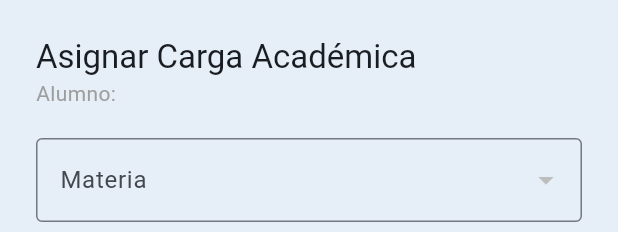
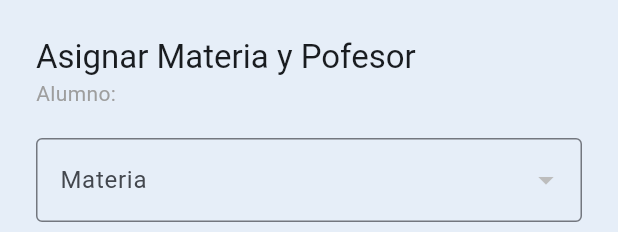
Before and after one commit to betilloXann/proyecto_tutorias, a Flutter app: the _AssignmentForm widget shown alone on an empty page, opened directly with empty values, on a phone screen of 412 x 824 dp. Shown: the top 232 px of the screen. Run offline on Flutter 3.47's test engine with Material 3 defaults, Android fonts, the phone set to English and light mode, and no system bars; our stand-ins replace cloud_firestore, file_picker, firebase_auth, firebase_core, firebase_storage, flutter_svg and 1 more; accounts and stored records are empty.

Commit message:
:sparkles: Se agrego la funcionalidad de subir el contenido para visualizar lo que se escribe

```diff
--- a/lib/features/dashboard/views/academy_home_view.dart
+++ b/lib/features/dashboard/views/academy_home_view.dart
@@ -316,13 +316,15 @@ class _AssignmentFormState extends State<_AssignmentForm> {
   @override
   Widget build(BuildContext context) {
     final vm = context.watch<AcademyViewModel>();
+    final bottomPadding = MediaQuery.of(context).viewInsets.bottom;
+
     return SingleChildScrollView(
-      padding: const EdgeInsets.all(24),
+      padding: EdgeInsets.fromLTRB(24, 24, 24, 24 + bottomPadding),
       child: Column(
         mainAxisSize: MainAxisSize.min,
         crossAxisAlignment: CrossAxisAlignment.start,
         children: [
-          Text("Asignar Carga Académica", style: Theme.of(context).textTheme.titleLarge),
+          Text("Asignar Materia y Pofesor", style: Theme.of(context).textTheme.titleLarge),
           Text("Alumno: ${widget.student.name}", style: const TextStyle(color: Colors.grey)),
           const SizedBox(height: 20),
 
```
